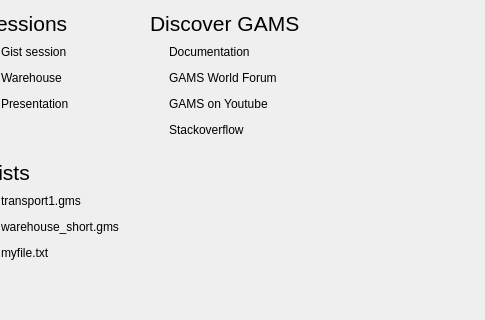
Before: the Qt Designer form src/welcomepage.ui in GAMS-dev/studio, drawn with Qt 5; both pictures show x 197 to 682 and y 0 to 320 of the 682 by 405 pixel window.
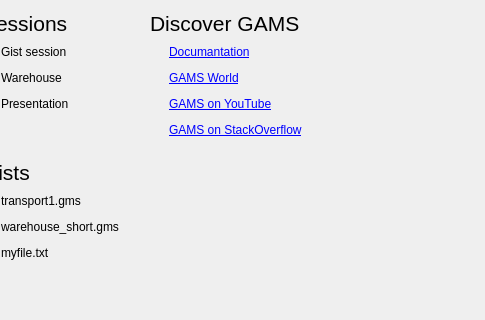
After: the same form once the commit is applied.

Commit message: added functionality to welcomepage labels

Diff of the .ui file:
```diff
--- a/src/welcomepage.ui
+++ b/src/welcomepage.ui
@@ -422,7 +422,7 @@
        <item row="0" column="1">
         <widget class="QLabel" name="label_documentation">
          <property name="text">
-          <string>Documentation</string>
+          <string>&lt;a href=&quot;https://www.gams.com/latest/docs/&quot;&gt;Documantation&lt;/a&gt;</string>
          </property>
         </widget>
        </item>
@@ -442,7 +442,7 @@
        <item row="1" column="1">
         <widget class="QLabel" name="label_gamsworld">
          <property name="text">
-          <string>GAMS World Forum</string>
+          <string>&lt;a href=&quot;http://gamsworld.org/&quot;&gt;GAMS World&lt;/a&gt;</string>
          </property>
         </widget>
        </item>
@@ -462,7 +462,7 @@
        <item row="2" column="1">
         <widget class="QLabel" name="label_gamsyoutube">
          <property name="text">
-          <string>GAMS on Youtube</string>
+          <string>&lt;a href=&quot;https://www.youtube.com/user/GAMSLessons&quot;&gt;GAMS on YouTube&lt;/a&gt;</string>
          </property>
         </widget>
        </item>
@@ -482,7 +482,7 @@
        <item row="3" column="1">
         <widget class="QLabel" name="label_stackoverflow">
          <property name="text">
-          <string>Stackoverflow</string>
+          <string>&lt;a href=&quot;https://stackoverflow.com/questions/tagged/gams-math&quot;&gt;GAMS on StackOverflow&lt;/a&gt;</string>
          </property>
         </widget>
        </item>
```
The commit also changes 2 other files.
